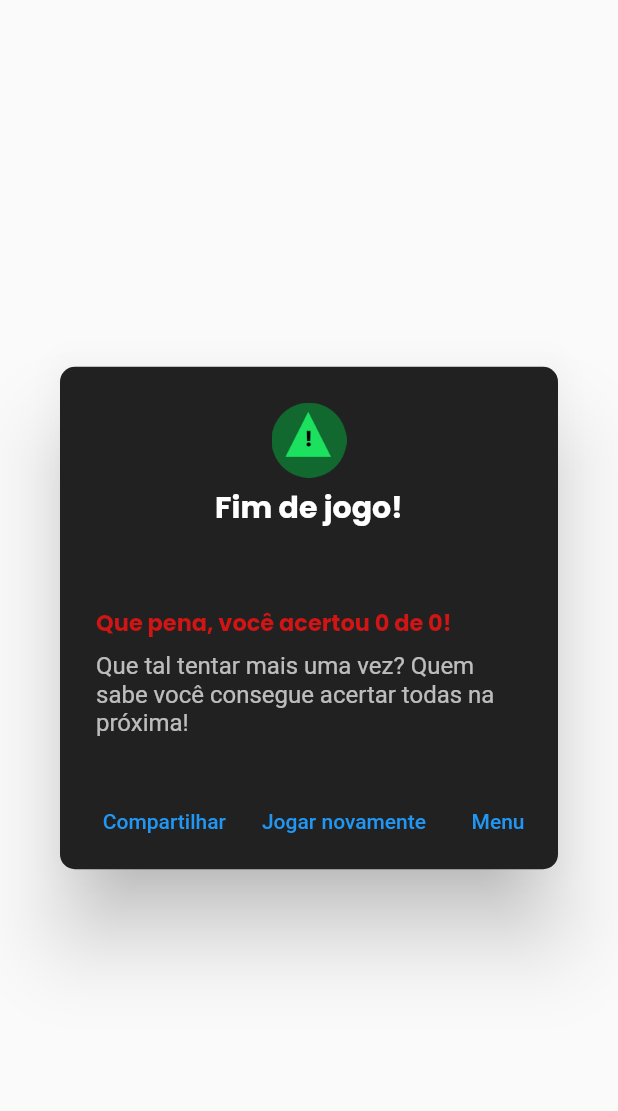
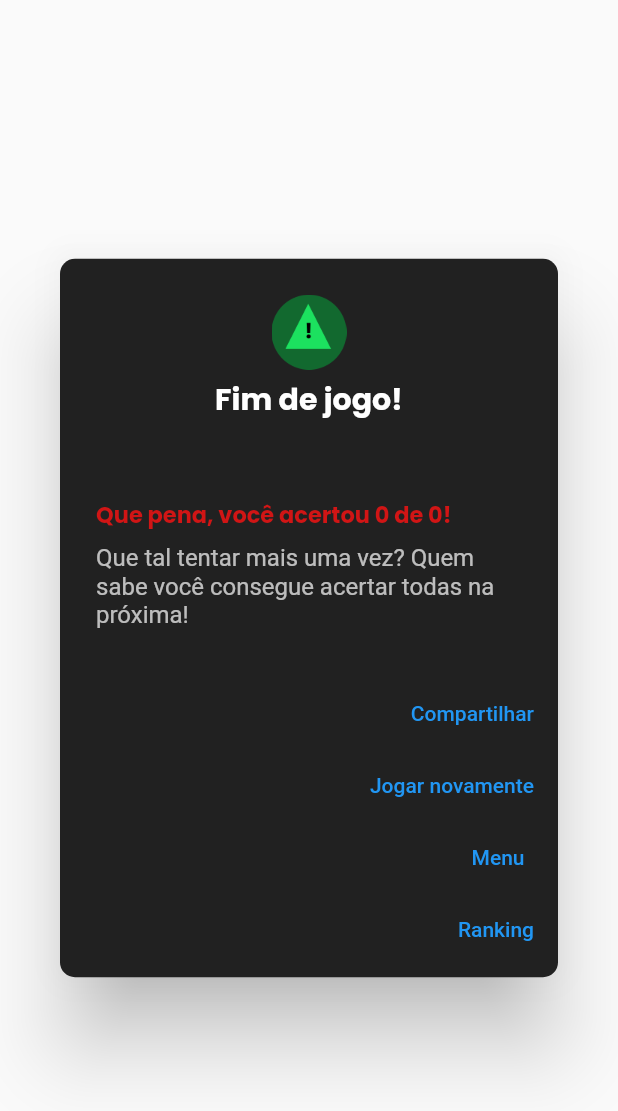
Before and after one commit to marcospastora1/quiz_app, a Flutter app: the FinishDialog widget shown alone on an empty page, opened directly with empty values, on a phone screen of 412 x 824 dp. Shown: the top 1111 px of the screen. Run offline on Flutter 3.47's test engine with Material 2 defaults, Android fonts, the phone set to English and light mode, and no system bars; our stand-ins replace auto_size_text, get, get_storage, google_fonts, logger, screenshot and 1 more; accounts and stored records are empty; network calls fail.

Commit message:
Criando tela de ranking e reorganizando arquivos

```diff
--- a/lib/infracstructure/navigation/bindings/controllers/controllers_bindings.dart
+++ b/lib/infracstructure/navigation/bindings/controllers/controllers_bindings.dart
@@ -1,2 +1,3 @@
 export 'quiz.controller.binding.dart';
 export 'home.controller.binding.dart';
+export 'ranking.controller_bingind.dart';
--- /dev/null
+++ b/lib/infracstructure/navigation/bindings/controllers/ranking.controller_bingind.dart
@@ -0,0 +1,9 @@
+import 'package:get/get.dart';
+import 'package:quiz_app/presentation/ranking/controller/ranking.controller.dart';
+
+class RankingControllerBinding extends Bindings {
+  @override
+  void dependencies() {
+    Get.lazyPut<RankingController>(() => RankingController());
+  }
+}
--- a/lib/infracstructure/navigation/navigation.dart
+++ b/lib/infracstructure/navigation/navigation.dart
@@ -1,6 +1,7 @@
 import 'package:get/get.dart';
 import 'package:quiz_app/presentation/home/home.screen.dart';
 import 'package:quiz_app/presentation/quiz/quiz.screen.dart';
+import 'package:quiz_app/presentation/ranking/ranking.screen.dart';
 
 import 'bindings/controllers/controllers_bindings.dart';
 import 'routes.dart';
@@ -16,6 +17,11 @@ class Nav {
       name: Routes.quiz,
       page: () => QuizScreen(),
       binding: QuizControllerBinding(),
-    )
+    ),
+    GetPage(
+      name: Routes.ranking,
+      page: () => RankingScreen(),
+      binding: RankingControllerBinding(),
+    ),
   ];
 }
--- a/lib/infracstructure/navigation/routes.dart
+++ b/lib/infracstructure/navigation/routes.dart
@@ -5,4 +5,5 @@ class Routes {
 
   static const home = '/home';
   static const quiz = '/quiz';
+  static const ranking = '/ranking';
 }
--- a/lib/presentation/home/home.screen.dart
+++ b/lib/presentation/home/home.screen.dart
@@ -1,8 +1,8 @@
 import 'package:flutter/material.dart';
 import 'package:get/get.dart';
 import 'package:quiz_app/presentation/home/controller/home.controller.dart';
-import 'package:quiz_app/presentation/home/widgets/drawer/drawer.widget.dart';
 import 'package:quiz_app/presentation/home/widgets/menu.widget.dart';
+import 'package:quiz_app/presentation/shared/drawer/drawer.widget.dart';
 
 class HomeScreen extends GetView<HomeController> {
   @override
--- a/lib/presentation/quiz/widgets/dialogs/finish_dialog.widget.dart
+++ b/lib/presentation/quiz/widgets/dialogs/finish_dialog.widget.dart
@@ -105,6 +105,14 @@ class FinishDialog extends StatelessWidget {
           },
           child: const Text('Menu'),
         ),
+        TextButton(
+            onPressed: () {
+              Navigator.of(context).pushNamedAndRemoveUntil(
+                Routes.ranking,
+                (route) => false,
+              );
+            },
+            child: const Text('Ranking'))
       ],
     );
   }
--- /dev/null
+++ b/lib/presentation/ranking/controller/ranking.controller.dart
@@ -0,0 +1,14 @@
+import 'package:get/get.dart';
+import 'package:get_storage/get_storage.dart';
+import 'package:quiz_app/domain/core/constants/storage.constants.dart';
+
+class RankingController extends GetxController {
+  final _storage = Get.find<GetStorage>();
+  List<Map<String, dynamic>> getRanking() {
+    final List<Map<String, dynamic>> ranking =
+        List.castFrom(_storage.read(StorageConstants.ranking));
+
+    ranking.sort((a, b) => b['Pontos'].compareTo(a['Pontos']));
+    return ranking;
+  }
+}
--- a/lib/presentation/home/widgets/drawer/drawer.widget.dart
+++ b/lib/presentation/shared/drawer/drawer.widget.dart
@@ -1,8 +1,9 @@
 import 'package:flutter/material.dart';
 import 'package:get/get.dart';
+import 'package:quiz_app/infracstructure/navigation/routes.dart';
 import 'package:quiz_app/presentation/home/controller/home.controller.dart';
-import 'package:quiz_app/presentation/home/widgets/drawer/item_menu.widget.dart';
-import 'package:quiz_app/presentation/home/widgets/drawer/logo.widget.dart';
+import 'package:quiz_app/presentation/shared/drawer/logo.widget.dart';
+import 'package:quiz_app/presentation/shared/drawer/item_menu.widget.dart';
 
 class DrawerWidget extends GetView<HomeController> {
   @override
@@ -22,8 +23,8 @@ class DrawerWidget extends GetView<HomeController> {
                 ),
                 const SizedBox(height: 15),
                 ItemMenuWidget(
-                  label: 'Hanking geral',
-                  onTap: () {},
+                  label: 'Ranking geral',
+                  onTap: () => Get.toNamed(Routes.ranking),
                 ),
                 ItemMenuWidget(
                   label: 'Sobre o projeto',
```
Also changed, not shown: lib/presentation/ranking/ranking.screen.dart (added, +29 -0 lines), lib/presentation/ranking/widgets/raking_list.widget.dart (added, +44 -0 lines), lib/presentation/shared/drawer/item_menu.widget.dart (renamed from lib/presentation/home/widgets/drawer/item_menu.widget.dart), lib/presentation/shared/drawer/logo.widget.dart (renamed from lib/presentation/home/widgets/drawer/logo.widget.dart).
